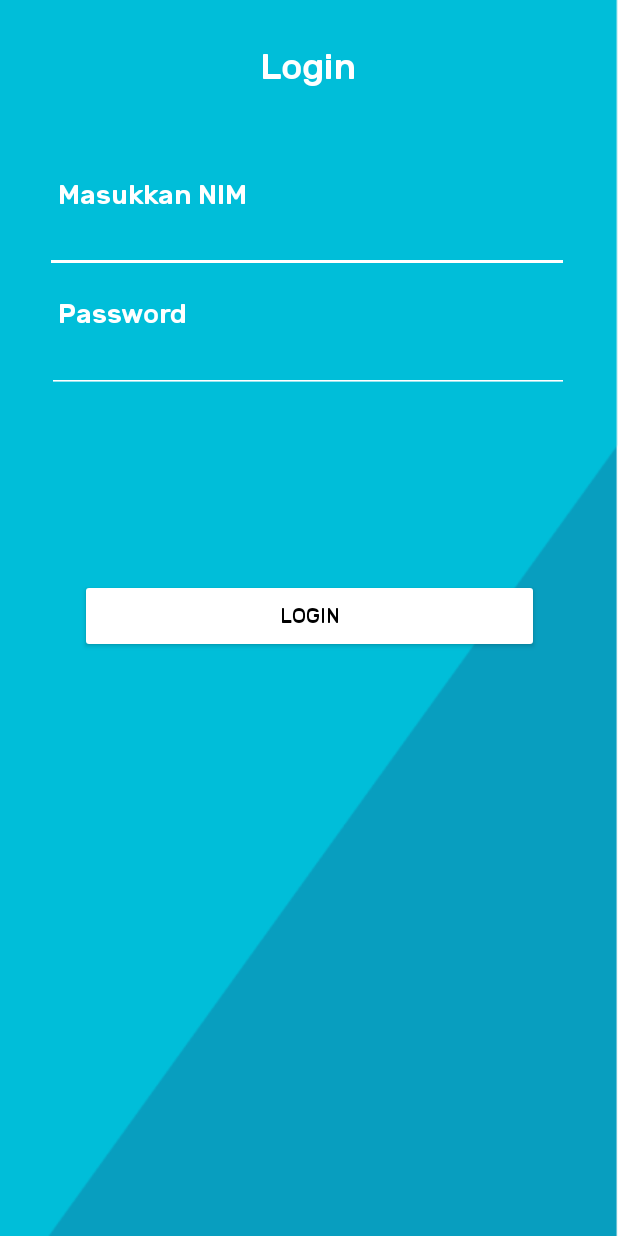
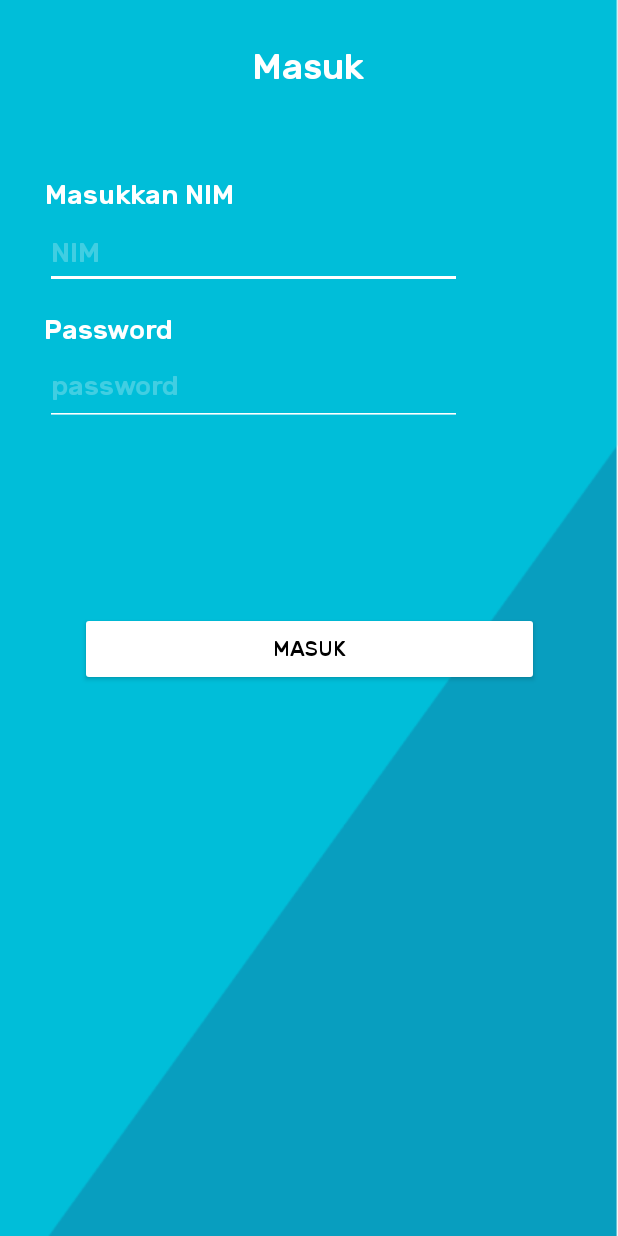
Before and after one commit to dimas-ren-s/Projek-MTQ-PBM, an Android app: the screen it shows after launch (MainActivity), on a phone screen of 412 x 824 dp. Run offline under Robolectric (Android 15) with nearby library versions, the phone set to English and light mode, and no system bars.

```diff
--- a/app/src/main/AndroidManifest.xml
+++ b/app/src/main/AndroidManifest.xml
@@ -10,9 +10,6 @@
         android:supportsRtl="true"
         android:theme="@style/AppTheme.NoActionBar">
         <activity
-            android:name=".Register"
-            android:exported="false" />
-        <activity
             android:name=".MainActivity"
             android:exported="true">
             <intent-filter>
--- /dev/null
+++ b/app/src/main/java/com/example/projectmtq/MainActivityAdmin.java
@@ -0,0 +1,4 @@
+package com.example.projectmtq;
+
+public class MainActivityAdmin {
+}
--- /dev/null
+++ b/app/src/main/java/com/example/projectmtq/MainActivityMember.java
@@ -0,0 +1,4 @@
+package com.example.projectmtq;
+
+public class MainActivityMember {
+}
--- a/app/src/main/res/layout/activity_main.xml
+++ b/app/src/main/res/layout/activity_main.xml
@@ -15,7 +15,7 @@
         android:layout_height="wrap_content"
         android:layout_marginTop="30dp"
         android:fontFamily="@font/rubikmedium"
-        android:text="Login"
+        android:text="Masuk"
         android:textColor="#FFFFFF"
         android:textSize="24dp"
         app:layout_constraintEnd_toEndOf="parent"
@@ -33,25 +33,27 @@
         android:textColor="#FFFFFF"
         android:textSize="18dp"
         app:layout_constraintEnd_toEndOf="parent"
-        app:layout_constraintHorizontal_bias="0.135"
+        app:layout_constraintHorizontal_bias="0.104"
         app:layout_constraintStart_toStartOf="parent"
         app:layout_constraintTop_toBottomOf="@+id/judulLogin" />
 
     <EditText
         android:id="@+id/editTextNim"
-        android:layout_width="349dp"
-        android:layout_height="41dp"
+        android:layout_width="278dp"
+        android:layout_height="48dp"
+        android:layout_marginTop="4dp"
         android:backgroundTint="#FFFFFF"
         android:ems="10"
         android:fontFamily="@font/rubikmedium"
         android:foregroundTint="#FDFDFD"
+        android:hint="NIM"
         android:inputType="textPersonName"
-        android:shadowColor="#FAFAFA"
+        android:shadowColor="#40FAFAFA"
         android:textColor="#FFFFFF"
-        android:textColorHint="#FFFFFF"
+        android:textColorHint="#40FFFFFF"
         android:textSize="18dp"
         app:layout_constraintEnd_toEndOf="parent"
-        app:layout_constraintHorizontal_bias="0.483"
+        app:layout_constraintHorizontal_bias="0.225"
         app:layout_constraintStart_toStartOf="parent"
         app:layout_constraintTop_toBottomOf="@+id/textViewNim" />
 
@@ -65,25 +67,26 @@
         android:textColor="#FFFFFF"
         android:textSize="18dp"
         app:layout_constraintEnd_toEndOf="parent"
-        app:layout_constraintHorizontal_bias="0.119"
+        app:layout_constraintHorizontal_bias="0.091"
         app:layout_constraintStart_toStartOf="parent"
         app:layout_constraintTop_toBottomOf="@+id/editTextNim" />
 
     <EditText
         android:id="@+id/editTextTextPassword"
-        android:layout_width="348dp"
-        android:layout_height="42dp"
+        android:layout_width="278dp"
+        android:layout_height="53dp"
         android:backgroundTint="#FFFFFF"
         android:ems="10"
         android:fontFamily="@font/rubikmedium"
         android:foregroundTint="#FDFDFD"
+        android:hint="password"
         android:inputType="textPassword"
-        android:shadowColor="#FAFAFA"
+        android:shadowColor="#41FAFAFA"
         android:textColor="#FFFFFF"
-        android:textColorHint="#FFFFFF"
+        android:textColorHint="#41FFFFFF"
         android:textSize="18dp"
         app:layout_constraintEnd_toEndOf="parent"
-        app:layout_constraintHorizontal_bias="0.492"
+        app:layout_constraintHorizontal_bias="0.225"
         app:layout_constraintStart_toStartOf="parent"
         app:layout_constraintTop_toBottomOf="@+id/textView3" />
 
@@ -93,7 +96,7 @@
         android:layout_height="49dp"
         android:layout_marginTop="124dp"
         android:backgroundTint="#FFFFFF"
-        android:text="Login"
+        android:text="Masuk"
         android:fontFamily="@font/rubikmedium"
 
         android:textColor="#000000"
--- /dev/null
+++ b/app/src/main/res/layout/activity_main_member.xml
@@ -0,0 +1,6 @@
+<?xml version="1.0" encoding="utf-8"?>
+<androidx.constraintlayout.widget.ConstraintLayout xmlns:android="http://schemas.android.com/apk/res/android"
+    android:layout_width="match_parent"
+    android:layout_height="match_parent">
+
+</androidx.constraintlayout.widget.ConstraintLayout>
```
Also changed, not shown: app/src/main/java/com/example/projectmtq/Register.java (deleted, +0 -14 lines), app/src/main/res/layout/activity_main_admin.xml (renamed from app/src/main/res/layout/activity_register.xml, +5 -5 lines).
